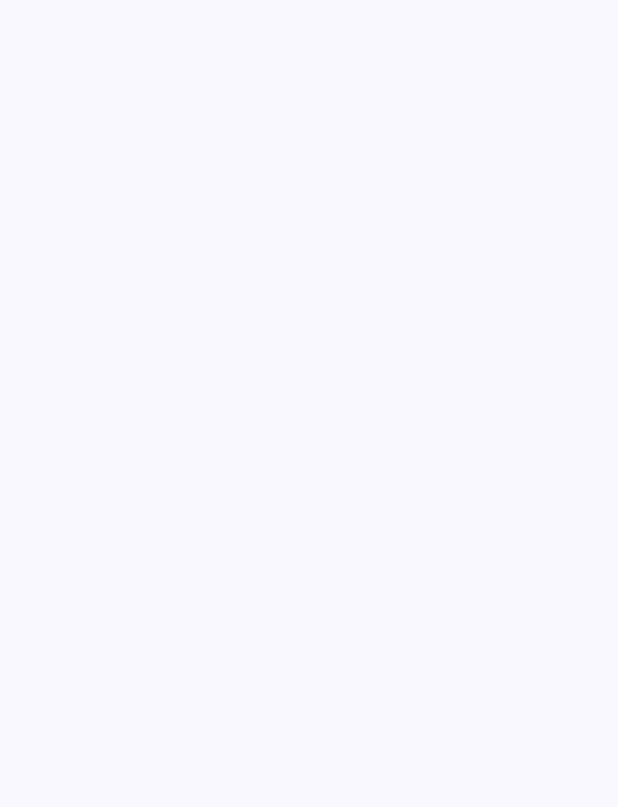
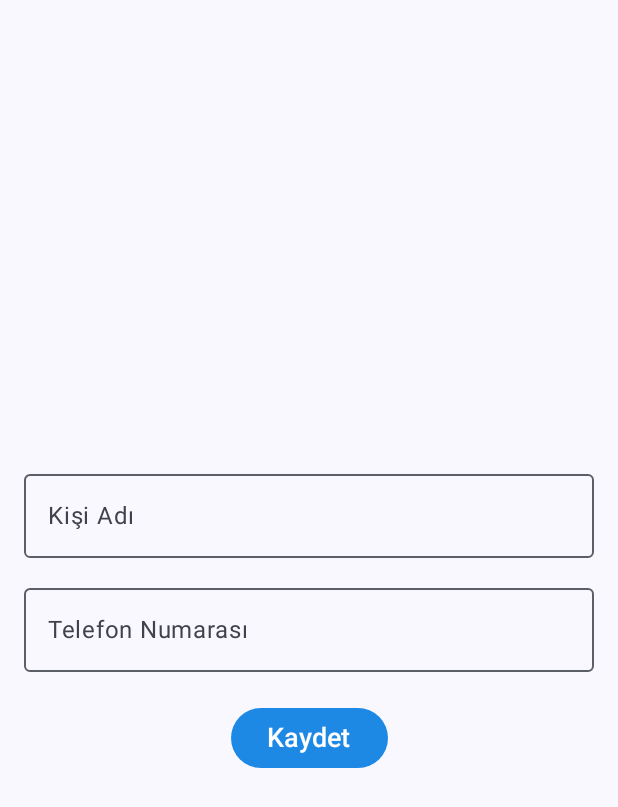
Before and after one commit to behcetyldrm/TelefonRehberi1, an Android app built with Jetpack Compose: the KisiEkleScreen screen opened through its navigation route, on a phone screen of 412 x 824 dp. Before the commit the part shown is empty. Shown: the top 807 px of the screen. Run offline under Robolectric (Android 15) with nearby library versions, the phone set to English and light mode, and no system bars; our stand-ins replace Dagger/Hilt's generated code, Room's generated code; libraries missing offline, so code that uses them is left out: androidx.hilt.lifecycle.

```diff
--- a/app/src/main/AndroidManifest.xml
+++ b/app/src/main/AndroidManifest.xml
@@ -3,6 +3,7 @@
     xmlns:tools="http://schemas.android.com/tools">
 
     <application
+        android:name=".RehberApp"
         android:allowBackup="true"
         android:dataExtractionRules="@xml/data_extraction_rules"
         android:fullBackupContent="@xml/backup_rules"
--- a/app/src/main/java/com/example/telefonrehberi/MainActivity.kt
+++ b/app/src/main/java/com/example/telefonrehberi/MainActivity.kt
@@ -26,7 +26,9 @@ import androidx.navigation.compose.rememberNavController
 import com.example.telefonrehberi.ui.theme.TelefonRehberiTheme
 import com.example.telefonrehberi.view.AnasayfaScreen
 import com.example.telefonrehberi.view.KisiEkleScreen
+import dagger.hilt.android.AndroidEntryPoint
 
+@AndroidEntryPoint
 class MainActivity : ComponentActivity() {
     override fun onCreate(savedInstanceState: Bundle?) {
         super.onCreate(savedInstanceState)
--- /dev/null
+++ b/app/src/main/java/com/example/telefonrehberi/module/AppModule.kt
@@ -0,0 +1,34 @@
+package com.example.telefonrehberi.module
+
+import android.content.Context
+import androidx.annotation.UiContext
+import androidx.room.Room
+import com.example.telefonrehberi.roomdatabase.RehberDao
+import com.example.telefonrehberi.roomdatabase.RehberDatabase
+import dagger.Module
+import dagger.Provides
+import dagger.hilt.InstallIn
+import dagger.hilt.android.qualifiers.ApplicationContext
+import dagger.hilt.components.SingletonComponent
+import javax.inject.Singleton
+
+@Module
+@InstallIn(SingletonComponent::class)
+object AppModule {
+
+    @Singleton
+    @Provides
+    fun provideDatabase(@ApplicationContext context: Context) : RehberDatabase {
+        return Room.databaseBuilder(
+            context,
+            RehberDatabase::class.java,
+            "rehber_database"
+        ).build()
+    }
+
+    @Singleton
+    @Provides
+    fun provideDao(db: RehberDatabase) : RehberDao {
+        return db.rehberDao()
+    }
+}
--- a/app/src/main/java/com/example/telefonrehberi/view/KisiEkle.kt
+++ b/app/src/main/java/com/example/telefonrehberi/view/KisiEkle.kt
@@ -1,10 +1,94 @@
 package com.example.telefonrehberi.view
 
+import androidx.compose.foundation.layout.Arrangement
+import androidx.compose.foundation.layout.Column
+import androidx.compose.foundation.layout.Spacer
+import androidx.compose.foundation.layout.fillMaxSize
+import androidx.compose.foundation.layout.fillMaxWidth
+import androidx.compose.foundation.layout.height
+import androidx.compose.foundation.layout.padding
+import androidx.compose.foundation.text.KeyboardOptions
+import androidx.compose.material3.Button
+import androidx.compose.material3.ButtonDefaults
+import androidx.compose.material3.OutlinedTextField
+import androidx.compose.material3.Text
 import androidx.compose.runtime.Composable
+import androidx.compose.runtime.getValue
+import androidx.compose.runtime.mutableStateOf
+import androidx.compose.runtime.remember
+import androidx.compose.runtime.setValue
+import androidx.compose.ui.Alignment
 import androidx.compose.ui.Modifier
+import androidx.compose.ui.graphics.Color
+import androidx.compose.ui.text.input.KeyboardType
+import androidx.compose.ui.unit.dp
+import androidx.compose.ui.unit.sp
+import androidx.hilt.lifecycle.viewmodel.compose.hiltViewModel
+import androidx.lifecycle.viewmodel.compose.viewModel
 import androidx.navigation.NavController
+import com.example.telefonrehberi.model.RehberModel
+import com.example.telefonrehberi.viewmodel.KisiEkleViewModel
 
 @Composable
-fun KisiEkleScreen(navController: NavController) {
+fun KisiEkleScreen(navController: NavController, viewModel: KisiEkleViewModel = hiltViewModel()) {
 
+
+    var name by remember { mutableStateOf("") }
+    var phoneNumber by remember { mutableStateOf("") }
+
+    Column(
+        modifier = Modifier.fillMaxSize(),
+        verticalArrangement = Arrangement.Center,
+        horizontalAlignment = Alignment.CenterHorizontally
+    ) {
+        SpecialTextField(
+            text = name,
+            label = "Kişi Adı",
+            keyboardType = KeyboardType.Text
+        ) {
+            name = it
+        }
+
+        Spacer(Modifier.height(12.dp))
+
+        SpecialTextField(
+            text = phoneNumber,
+            label = "Telefon Numarası",
+            keyboardType = KeyboardType.Number
+        ) {
+            phoneNumber = it
+        }
+
+        Spacer(Modifier.height(20.dp))
+
+        Button(
+            onClick = {
+                val kisi = RehberModel(name = name, phoneNumber = phoneNumber)
+                viewModel.saveData(kisi)
+                navController.navigate("anasayfa"){
+                    popUpTo("kisi_ekle") { inclusive= true }
+                }
+            },
+            colors = ButtonDefaults.buttonColors(containerColor = Color(0xFF1E88E5), contentColor = Color.White)
+        ) {
+            Text("Kaydet", fontSize = 18.sp)
+        }
+    }
 }
+
+@Composable
+fun SpecialTextField(
+    text: String,
+    label: String,
+    keyboardType: KeyboardType,
+    onValueChange: (String) -> Unit
+) {
+    OutlinedTextField(
+        value = text,
+        onValueChange = onValueChange,
+        singleLine = true,
+        label = { Text(label) },
+        keyboardOptions = KeyboardOptions(keyboardType = keyboardType),
+        modifier = Modifier.fillMaxWidth().padding(start = 16.dp, end = 16.dp)
+    )
+}
--- a/app/src/main/java/com/example/telefonrehberi/viewmodel/KisiEkleViewModel.kt
+++ b/app/src/main/java/com/example/telefonrehberi/viewmodel/KisiEkleViewModel.kt
@@ -1,7 +1,22 @@
 package com.example.telefonrehberi.viewmodel
 
+import android.content.Context
 import androidx.lifecycle.ViewModel
+import androidx.lifecycle.viewModelScope
+import com.example.telefonrehberi.model.RehberModel
+import com.example.telefonrehberi.roomdatabase.RehberDao
+import com.example.telefonrehberi.roomdatabase.RehberDatabase
+import dagger.hilt.android.lifecycle.HiltViewModel
+import kotlinx.coroutines.Dispatchers
+import kotlinx.coroutines.launch
+import javax.inject.Inject
 
-class KisiEkleViewModel() : ViewModel() {
+@HiltViewModel
+class KisiEkleViewModel @Inject constructor(private val dao: RehberDao) : ViewModel() {
 
+    fun saveData(kisi: RehberModel) {
+        viewModelScope.launch (Dispatchers.IO){
+            dao.insertData(kisi)
+        }
+    }
 }
--- a/build.gradle.kts
+++ b/build.gradle.kts
@@ -4,4 +4,5 @@ plugins {
     alias(libs.plugins.kotlin.android) apply false
     alias(libs.plugins.kotlin.compose) apply false
     id("com.google.devtools.ksp") version "2.2.0-2.0.2" apply false
+    id ("com.google.dagger.hilt.android") version "2.57.2" apply false
 }
```
Also changed, not shown: app/build.gradle.kts (+9 -0 lines), app/src/main/java/com/example/telefonrehberi/RehberApp.kt (added, +7 -0 lines), app/src/main/java/com/example/telefonrehberi/roomdatabase/RehberDatabase.kt (+0 -17 lines), app/src/main/java/com/example/telefonrehberi/viewmodel/AnasayfaViewModel.kt (+9 -4 lines).
